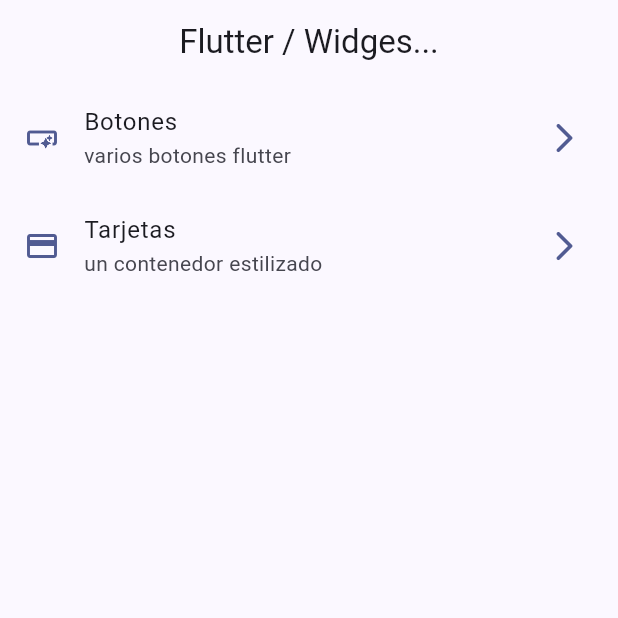
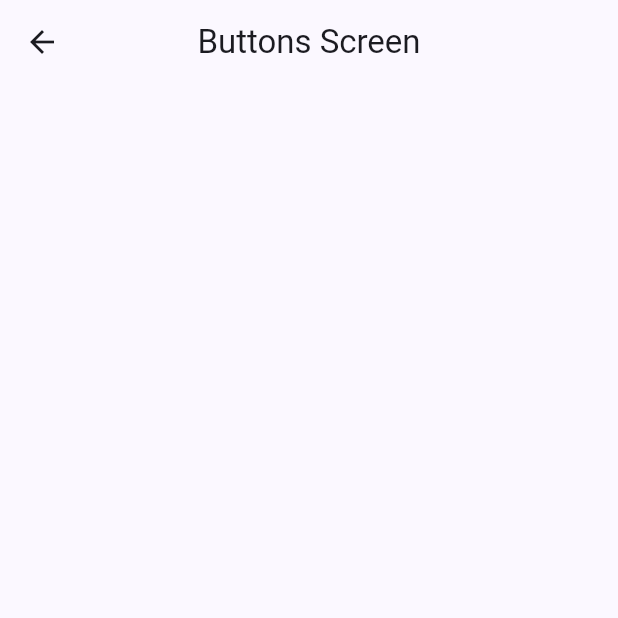
Before and after one commit to luco-hub/widgets_app, a Flutter app: the screen it shows after launch, after a tap on "Botones", on a phone screen of 412 x 824 dp, the top half of it. Run offline on Flutter 3.47's test engine with Material 3 defaults, Android fonts, the phone set to English and light mode, and no system bars; our stand-ins replace go_router.

Commit message:
configuracion de go_router

```diff
--- /dev/null
+++ b/lib/config/router/app_router.dart
@@ -0,0 +1,13 @@
+import 'package:go_router/go_router.dart';
+import 'package:widgets_app/presentation/screens/screens.dart';
+
+final appRouter = GoRouter(
+      initialLocation: '/',
+      routes:[
+
+        GoRoute(path: '/',builder: (context, state) => const HomeScreen(),),
+        GoRoute(path: '/buttons',builder: (context, state) => const ButtonsScreens(),),
+        GoRoute(path: '/Card',builder: (context, state) => const CardsScreens(),)
+
+        ]
+);
--- a/lib/main.dart
+++ b/lib/main.dart
@@ -1,5 +1,8 @@
 import 'package:flutter/material.dart';
+import 'package:widgets_app/config/router/app_router.dart';
 import 'package:widgets_app/config/theme/app_theme.dart';
+import 'package:widgets_app/presentation/screens/buttons/buttons_screens.dart';
+import 'package:widgets_app/presentation/screens/cards/cards_screens.dart';
 import 'package:widgets_app/presentation/screens/home/home_screen.dart';
 
 void main() {
@@ -11,10 +14,10 @@ class MainApp extends StatelessWidget {
 
   @override
   Widget build(BuildContext context) {
-    return  MaterialApp(
+    return  MaterialApp.router(
+      routerConfig: appRouter,
       debugShowCheckedModeBanner: false,
       theme: AppTheme(selecteColor: 4).getTheme(),
-      home:const HomeScreen()
     );
   }
 }
--- /dev/null
+++ b/lib/presentation/screens/buttons/buttons_screens.dart
@@ -0,0 +1,16 @@
+import 'package:flutter/material.dart';
+
+class ButtonsScreens extends StatelessWidget {
+  const ButtonsScreens({super.key});
+
+  @override
+  Widget build(BuildContext context) {
+    return Scaffold(
+      appBar: AppBar(
+        title: const Text('Buttons Screen'),
+      ) ,
+      body: Container(),
+
+    );
+  }
+}
--- a/lib/presentation/screens/home/home_screen.dart
+++ b/lib/presentation/screens/home/home_screen.dart
@@ -1,5 +1,8 @@
 import 'package:flutter/material.dart';
+import 'package:go_router/go_router.dart';
 import 'package:widgets_app/config/menu/menu_items.dart';
+import 'package:widgets_app/config/router/app_router.dart';
+import 'package:widgets_app/presentation/screens/buttons/buttons_screens.dart';
 
 import '../../../config/menu/menu_items.dart';
 
@@ -38,7 +41,7 @@ class _HomeBody extends StatelessWidget {
           leading: Icon( menuItems[index].icono, color:colorTheme.primary,),
           trailing: Icon(Icons.arrow_forward_ios_rounded,color: colorTheme.primary,),
           onTap: () {
-
+            context.push( menuItems[index].link);
           },
 
       ),
--- /dev/null
+++ b/lib/presentation/screens/screens.dart
@@ -0,0 +1,5 @@
+
+
+export 'package:widgets_app/presentation/screens/buttons/buttons_screens.dart';
+export 'package:widgets_app/presentation/screens/cards/cards_screens.dart';
+export 'package:widgets_app/presentation/screens/home/home_screen.dart';
```
Also changed, not shown: lib/presentation/screens/cards/cards_screens.dart (added, +16 -0 lines).
